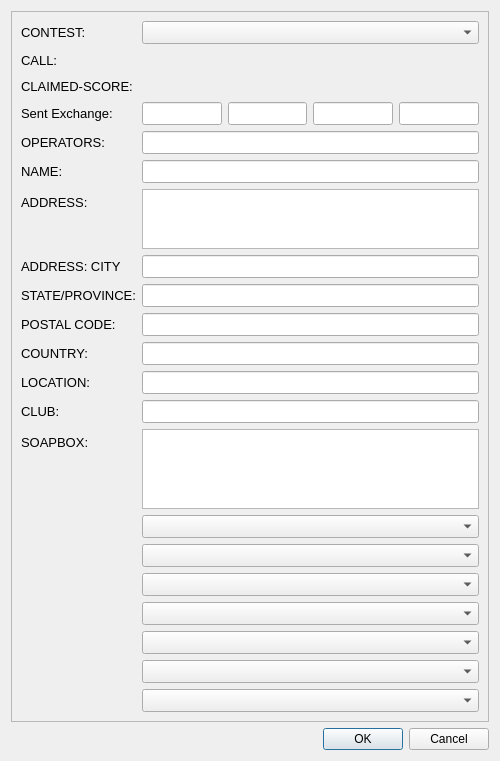
This is so2sdr/cabrillo.ui in n4ogw/so2sdr as Qt 5 draws it before an edit. The edited form follows.
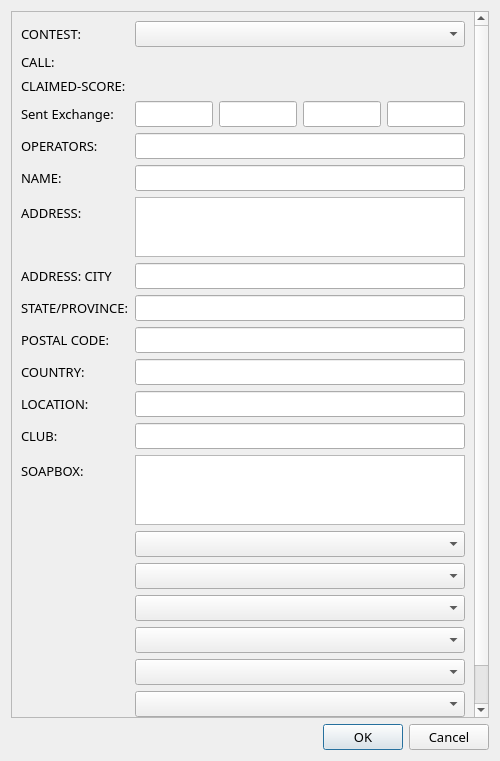
This is the edited form.

```diff
--- a/so2sdr/cabrillo.ui
+++ b/so2sdr/cabrillo.ui
@@ -16,6 +16,12 @@
     <height>800</height>
    </size>
   </property>
+  <property name="font">
+   <font>
+    <family>Sans</family>
+    <pointsize>10</pointsize>
+   </font>
+  </property>
   <property name="windowTitle">
    <string>Cabrillo export</string>
   </property>
@@ -35,9 +41,9 @@
       <property name="geometry">
        <rect>
         <x>0</x>
-        <y>-44</y>
+        <y>0</y>
         <width>466</width>
-        <height>750</height>
+        <height>739</height>
        </rect>
       </property>
       <layout class="QVBoxLayout" name="verticalLayout_2">
@@ -50,7 +56,7 @@
           <widget class="QLabel" name="label_11">
            <property name="font">
             <font>
-             <family>Cantarell</family>
+             <family>Sans</family>
              <pointsize>10</pointsize>
             </font>
            </property>
@@ -63,7 +69,7 @@
           <widget class="QComboBox" name="comboBoxContestName">
            <property name="font">
             <font>
-             <family>Cantarell</family>
+             <family>Sans</family>
              <pointsize>10</pointsize>
             </font>
            </property>
@@ -395,7 +401,7 @@
           <widget class="QLabel" name="labelCabrillo1">
            <property name="font">
             <font>
-             <family>Liberation Sans</family>
+             <family>Sans</family>
              <pointsize>10</pointsize>
             </font>
            </property>
@@ -417,7 +423,7 @@
           <widget class="QLabel" name="labelCabrillo2">
            <property name="font">
             <font>
-             <family>Liberation Sans</family>
+             <family>Sans</family>
              <pointsize>10</pointsize>
             </font>
            </property>
@@ -439,7 +445,7 @@
           <widget class="QLabel" name="labelCabrillo3">
            <property name="font">
             <font>
-             <family>Liberation Sans</family>
+             <family>Sans</family>
              <pointsize>10</pointsize>
             </font>
            </property>
@@ -461,7 +467,7 @@
           <widget class="QLabel" name="labelCabrillo4">
            <property name="font">
             <font>
-             <family>Liberation Sans</family>
+             <family>Sans</family>
              <pointsize>10</pointsize>
             </font>
            </property>
@@ -483,7 +489,7 @@
           <widget class="QLabel" name="labelCabrillo5">
            <property name="font">
             <font>
-             <family>Liberation Sans</family>
+             <family>Sans</family>
              <pointsize>10</pointsize>
             </font>
            </property>
@@ -505,7 +511,7 @@
           <widget class="QLabel" name="labelCabrillo6">
            <property name="font">
             <font>
-             <family>Liberation Sans</family>
+             <family>Sans</family>
              <pointsize>10</pointsize>
             </font>
            </property>
```
Left out of the diff: 2 changed lines with no effect on the pictures.
